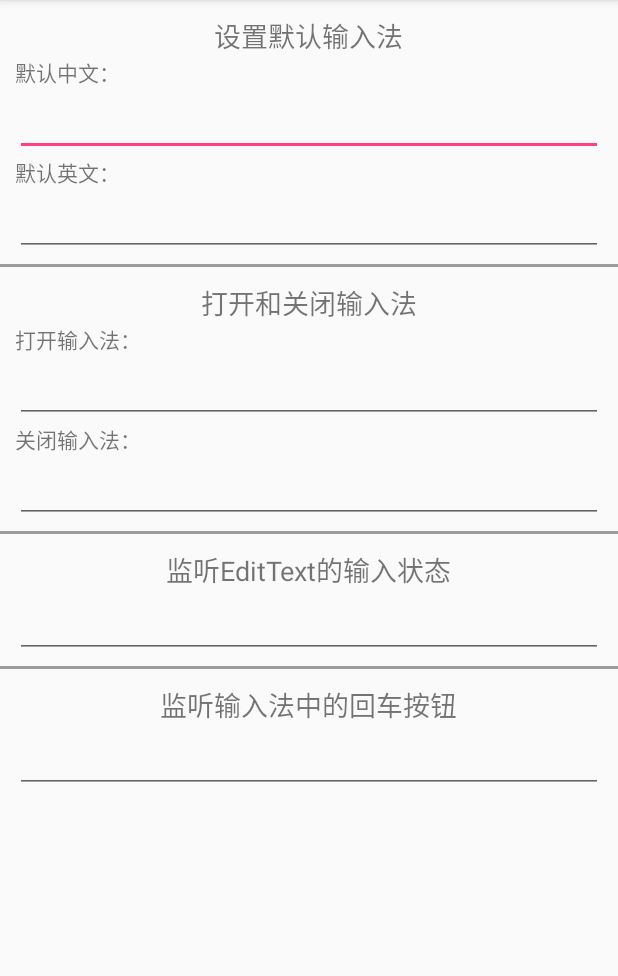
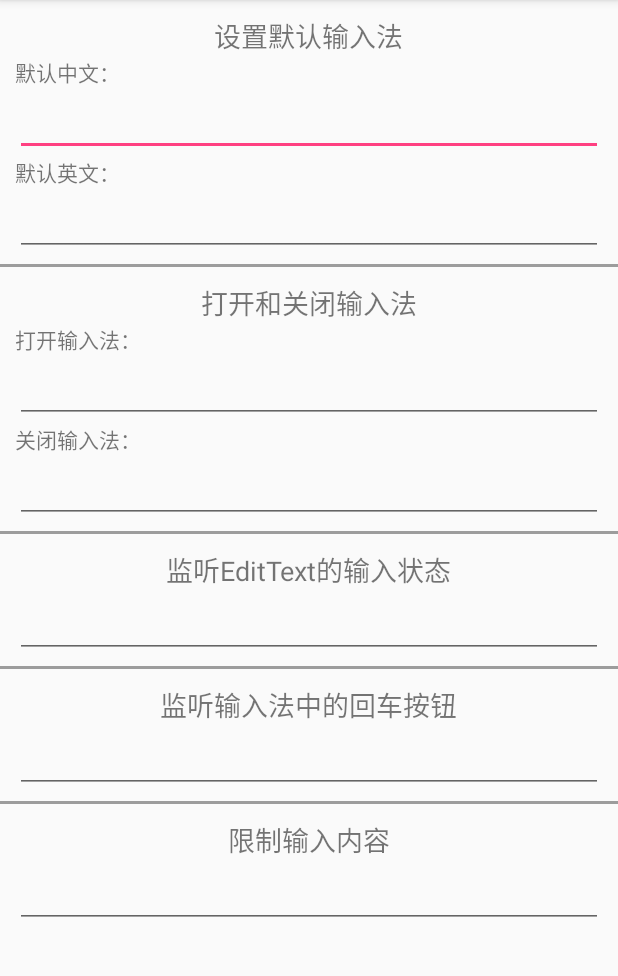
Before and after one commit to dearHaoGeGe/SimpleSample, an Android app: the UseEditTextAct screen opened directly, with no data from a screen before it, on a phone screen of 412 x 824 dp, the part 84-1060 px from its top. Run offline under Robolectric (Android 15) with nearby library versions, the phone set to English and light mode, and no system bars; libraries missing offline, so code that uses them is left out: com.orhanobut.logger.

Commit message:
合并代码

```diff
--- a/app/src/main/java/com/my/simplesampletest/autohideime/UseEditTextAct.java
+++ b/app/src/main/java/com/my/simplesampletest/autohideime/UseEditTextAct.java
@@ -22,12 +22,13 @@ import com.orhanobut.logger.Logger;
  */
 public class UseEditTextAct extends BaseActivity implements View.OnClickListener, TextWatcher, View.OnKeyListener {
 
-    private static final String TAG="EditText需要注意的地方";
-    private EditText ed_zh_cn,ed_en;                //设置默认输入法
-    private EditText ed_open_input,ed_close_input;  //打开和关闭输入法
+    private static final String TAG = "EditText需要注意的地方";
+    private EditText ed_zh_cn, ed_en;                //设置默认输入法
+    private EditText ed_open_input, ed_close_input;  //打开和关闭输入法
     private EditText ed_addTextChangedListener;     //监听EditText的输入状态
     private EditText ed_OnKeyListener;              //监听输入法中的回车按钮
-    private TextView tv_open_input,tv_close_input;
+    private EditText ed_InputTxtFilter;     //限制输入内容
+    private TextView tv_open_input, tv_close_input;
 
     @Override
     protected void onCreate(Bundle savedInstanceState) {
@@ -40,15 +41,16 @@ public class UseEditTextAct extends BaseActivity implements View.OnClickListener
 
     @Override
     public void initView() {
-        ed_zh_cn= (EditText) findViewById(R.id.ed_zh_cn);
-        ed_en= (EditText) findViewById(R.id.ed_en);
+        ed_zh_cn = (EditText) findViewById(R.id.ed_zh_cn);
+        ed_en = (EditText) findViewById(R.id.ed_en);
 
-        ed_open_input= (EditText) findViewById(R.id.ed_open_input);
-        ed_close_input= (EditText) findViewById(R.id.ed_close_input);
-        tv_open_input= (TextView) findViewById(R.id.tv_open_input);
-        tv_close_input= (TextView) findViewById(R.id.tv_close_input);
-        ed_addTextChangedListener= (EditText) findViewById(R.id.ed_addTextChangedListener);
-        ed_OnKeyListener= (EditText) findViewById(R.id.ed_OnKeyListener);
+        ed_open_input = (EditText) findViewById(R.id.ed_open_input);
+        ed_close_input = (EditText) findViewById(R.id.ed_close_input);
+        tv_open_input = (TextView) findViewById(R.id.tv_open_input);
+        tv_close_input = (TextView) findViewById(R.id.tv_close_input);
+        ed_addTextChangedListener = (EditText) findViewById(R.id.ed_addTextChangedListener);
+        ed_OnKeyListener = (EditText) findViewById(R.id.ed_OnKeyListener);
+        ed_InputTxtFilter= (EditText) findViewById(R.id.ed_InputTxtFilter);
 
         tv_open_input.setOnClickListener(this);
         tv_close_input.setOnClickListener(this);
@@ -74,19 +76,21 @@ public class UseEditTextAct extends BaseActivity implements View.OnClickListener
          * IME_ACTION_DONE 完成
          */
         ed_OnKeyListener.setImeOptions(EditorInfo.IME_ACTION_SEARCH);
+
+        InputTxtFilter.inputFilter(this,ed_InputTxtFilter,InputTxtFilter.INPUT_TYPE_EN,5);
     }
 
     @Override
     public void onClick(View v) {
-        switch (v.getId()){
+        switch (v.getId()) {
             case R.id.tv_open_input:
                 Toast.makeText(UseEditTextAct.this, "打开输入法~", Toast.LENGTH_SHORT).show();
-                openInput(this,ed_open_input);
+                openInput(this, ed_open_input);
                 break;
 
             case R.id.tv_close_input:
                 Toast.makeText(UseEditTextAct.this, "关闭输入法~", Toast.LENGTH_SHORT).show();
-                closeInput(this,ed_close_input);
+                closeInput(this, ed_close_input);
                 break;
         }
     }
@@ -98,7 +102,7 @@ public class UseEditTextAct extends BaseActivity implements View.OnClickListener
      * @param context
      * @param editText
      */
-    private void openInput(Context context, View editText){
+    private void openInput(Context context, View editText) {
         InputMethodManager inputMethodManager = (InputMethodManager) context.getSystemService(Context.INPUT_METHOD_SERVICE);
         inputMethodManager.showSoftInput(editText, 0);
     }
@@ -109,7 +113,7 @@ public class UseEditTextAct extends BaseActivity implements View.OnClickListener
      * @param context
      * @param editText
      */
-    private void closeInput(Context context, View editText){
+    private void closeInput(Context context, View editText) {
         InputMethodManager inputMethodManager = (InputMethodManager) context.getSystemService(Context.INPUT_METHOD_SERVICE);
         inputMethodManager.hideSoftInputFromWindow(editText.getWindowToken(), 0);
     }
@@ -140,7 +144,7 @@ public class UseEditTextAct extends BaseActivity implements View.OnClickListener
      */
     @Override
     public void afterTextChanged(Editable s) {
-        Logger.d(TAG,s.toString());
+        Logger.d(TAG, s.toString());
     }
     //********************************addTextChangedListener  结束*********************************//
 
@@ -155,7 +159,7 @@ public class UseEditTextAct extends BaseActivity implements View.OnClickListener
      */
     @Override
     public boolean onKey(View v, int keyCode, KeyEvent event) {
-        if (keyCode==KeyEvent.KEYCODE_ENTER && event.getAction()==KeyEvent.ACTION_UP){
+        if (keyCode == KeyEvent.KEYCODE_ENTER && event.getAction() == KeyEvent.ACTION_UP) {
             Toast.makeText(UseEditTextAct.this, "手指弹起时执行确认功能", Toast.LENGTH_SHORT).show();
             return true;
         }
--- a/app/src/main/res/layout/activity_use_edit_text.xml
+++ b/app/src/main/res/layout/activity_use_edit_text.xml
@@ -161,6 +161,38 @@
 
         </LinearLayout>
 
+        <View
+            android:id="@+id/view4"
+            android:layout_below="@+id/ll4"
+            android:background="#9C9C9C"
+            android:layout_marginTop="5dp"
+            android:layout_width="match_parent"
+            android:layout_height="2dp"/>
+
+        <LinearLayout
+            android:layout_below="@+id/view4"
+            android:id="@+id/ll5"
+            android:layout_marginTop="10dp"
+            android:layout_marginRight="10dp"
+            android:layout_marginLeft="10dp"
+            android:layout_width="match_parent"
+            android:layout_height="wrap_content"
+            android:orientation="vertical" >
+
+            <TextView
+                android:textSize="18sp"
+                android:layout_gravity="center"
+                android:text="限制输入内容"
+                android:layout_width="wrap_content"
+                android:layout_height="wrap_content" />
+
+            <EditText
+                android:id="@+id/ed_InputTxtFilter"
+                android:layout_width="match_parent"
+                android:layout_height="wrap_content" />
+
+        </LinearLayout>
+
     </RelativeLayout>
 
 </ScrollView>
```
Also changed, not shown: app/src/main/java/com/my/simplesampletest/autohideime/InputTxtFilter.java (added, +115 -0 lines).
